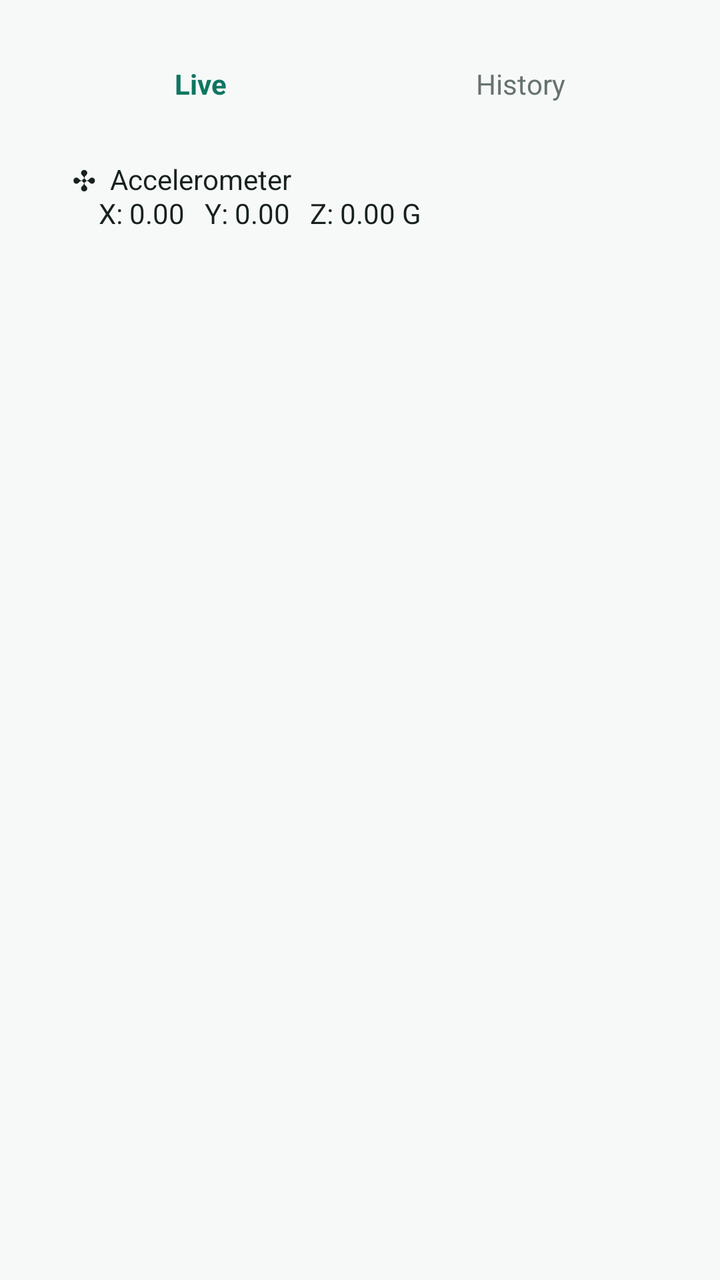
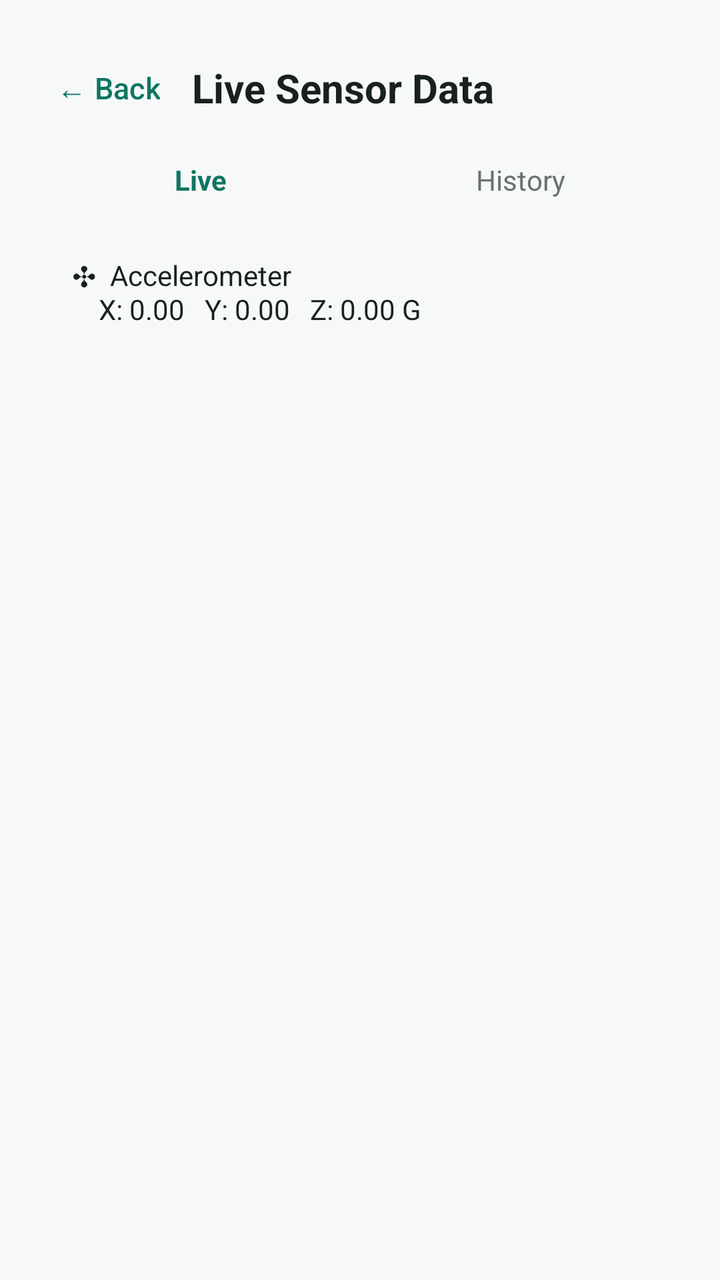

Two renders of the same Android screen: before a commit and after it. Below are the layout's source before the change and the commit's diff.
<!-- AndroidManifest.xml: application theme Theme.OKDrivers -->
<!-- res/layout/fragment_sensor_data.xml -->
<?xml version="1.0" encoding="utf-8"?>
<ScrollView xmlns:android="http://schemas.android.com/apk/res/android"
    android:layout_width="match_parent" android:layout_height="match_parent"
    android:background="@color/ok_bg">

    <LinearLayout android:layout_width="match_parent" android:layout_height="wrap_content"
        android:orientation="vertical" android:padding="20dp">
        <LinearLayout android:layout_width="match_parent" android:layout_height="wrap_content">
            <TextView android:layout_width="0dp" android:layout_height="44dp" android:layout_weight="1"
                android:gravity="center" android:text="Live" android:textColor="@color/ok_green"
                android:textStyle="bold"/>
            <TextView android:layout_width="0dp" android:layout_height="44dp" android:layout_weight="1"
                android:gravity="center" android:text="History" android:textColor="@color/ok_secondary"/>
        </LinearLayout>

        <TextView
            android:id="@+id/tvSensorContent"
            android:layout_width="match_parent" android:layout_height="wrap_content"
            android:padding="16dp" android:text="✣  Accelerometer\n    X: 0.00   Y: 0.00   Z: 0.00 G"
            android:textColor="@color/ok_text" android:textSize="14sp"/>
    </LinearLayout>
</ScrollView>
<!-- resources referenced by this layout -->
<resources>
  <color name="ok_bg">#F7F9F8</color>
  <color name="ok_green">#0F7661</color>
  <color name="ok_secondary">#66736F</color>
  <color name="ok_text">#17211F</color>
  <style name="Theme.OKDrivers" parent="Base.Theme.OKDrivers" />
  <style name="Base.Theme.OKDrivers" parent="Theme.Material3.DayNight.NoActionBar">
          
          
      </style>
</resources>

<!-- the commit's change to res/layout/fragment_sensor_data.xml (unified diff, before → after) -->
@@ -1,10 +1,39 @@
 <?xml version="1.0" encoding="utf-8"?>
 <ScrollView xmlns:android="http://schemas.android.com/apk/res/android"
+    xmlns:app="http://schemas.android.com/apk/res-auto"
     android:layout_width="match_parent" android:layout_height="match_parent"
     android:background="@color/ok_bg">
 
     <LinearLayout android:layout_width="match_parent" android:layout_height="wrap_content"
         android:orientation="vertical" android:padding="20dp">
+
+        <LinearLayout
+            android:layout_width="match_parent"
+            android:layout_height="wrap_content"
+            android:gravity="center_vertical"
+            android:orientation="horizontal">
+
+            <com.google.android.material.button.MaterialButton
+                android:id="@+id/btnBack"
+                style="@style/Widget.Material3.Button.TextButton"
+                android:layout_width="wrap_content"
+                android:layout_height="wrap_content"
+                android:minWidth="0dp"
+                android:paddingHorizontal="8dp"
+                android:text="← Back"
+                android:textColor="@color/ok_green"
+                android:textSize="15sp" />
+
+            <TextView
+                android:layout_width="0dp"
+                android:layout_height="wrap_content"
+                android:layout_marginStart="8dp"
+                android:layout_weight="1"
+                android:text="Live Sensor Data"
+                android:textColor="@color/ok_text"
+                android:textSize="20sp"
+                android:textStyle="bold" />
+        </LinearLayout>
         <LinearLayout android:layout_width="match_parent" android:layout_height="wrap_content">
             <TextView android:layout_width="0dp" android:layout_height="44dp" android:layout_weight="1"
                 android:gravity="center" android:text="Live" android:textColor="@color/ok_green"
